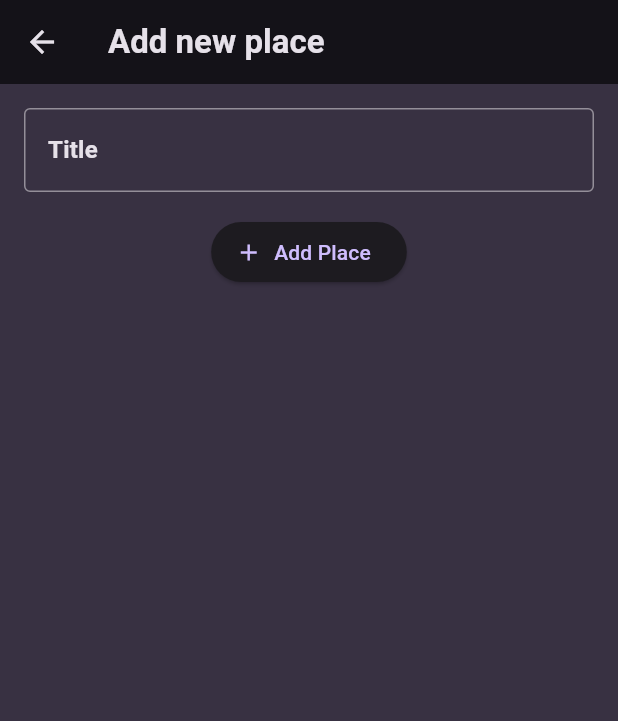
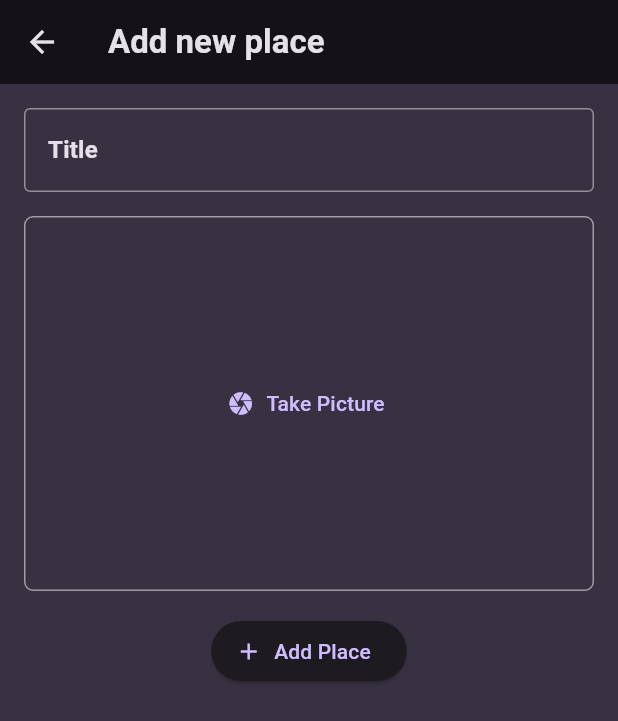
Before and after one commit to KISHORE-KUMAR-S/Favourite-Places, a Flutter app: the AddNewPlace screen opened directly, on a phone screen of 412 x 824 dp. Shown: the top 721 px of the screen. Run offline on Flutter 3.47's test engine with Material 3 defaults, Android fonts, the phone set to English and light mode, and no system bars; our stand-ins replace flutter_riverpod, google_fonts.

Commit message:
Second Commit

```diff
--- a/lib/screens/add_new_place.dart
+++ b/lib/screens/add_new_place.dart
@@ -1,4 +1,5 @@
 import 'package:favourite_places/providers/user_places.dart';
+import 'package:favourite_places/widgets/image_input.dart';
 import 'package:flutter/material.dart';
 import 'package:flutter_riverpod/flutter_riverpod.dart';
 
@@ -52,6 +53,8 @@ class _AddNewPlaceState extends ConsumerState<AddNewPlace> {
               ),
             ),
             const SizedBox(height: 16),
+            const ImageInput(),
+            const SizedBox(height: 16),
             ElevatedButton.icon(
               onPressed: _savePlace,
               icon: const Icon(Icons.add),
--- /dev/null
+++ b/lib/widgets/image_input.dart
@@ -0,0 +1,33 @@
+import 'package:flutter/material.dart';
+
+class ImageInput extends StatefulWidget {
+  const ImageInput({super.key});
+
+  @override
+  State<ImageInput> createState() => _ImageInputState();
+}
+
+class _ImageInputState extends State<ImageInput> {
+  void _takePicture() {}
+
+  @override
+  Widget build(BuildContext context) {
+    return Container(
+      height: 250,
+      width: double.infinity,
+      decoration: BoxDecoration(
+        border: Border.all(
+          width: 1,
+          color: Theme.of(context).colorScheme.onBackground.withOpacity(0.6),
+        ),
+        borderRadius: BorderRadius.circular(6),
+      ),
+      alignment: Alignment.center,
+      child: TextButton.icon(
+        onPressed: _takePicture,
+        icon: const Icon(Icons.camera),
+        label: const Text('Take Picture'),
+      ),
+    );
+  }
+}
--- a/pubspec.yaml
+++ b/pubspec.yaml
@@ -11,6 +11,7 @@ dependencies:
     sdk: flutter
   flutter_riverpod: ^2.4.9
   google_fonts: ^6.1.0
+  image_picker: ^1.0.7
   uuid: ^4.3.3
 
 dev_dependencies:
```
Also changed, not shown: pubspec.lock, 5 other files.
